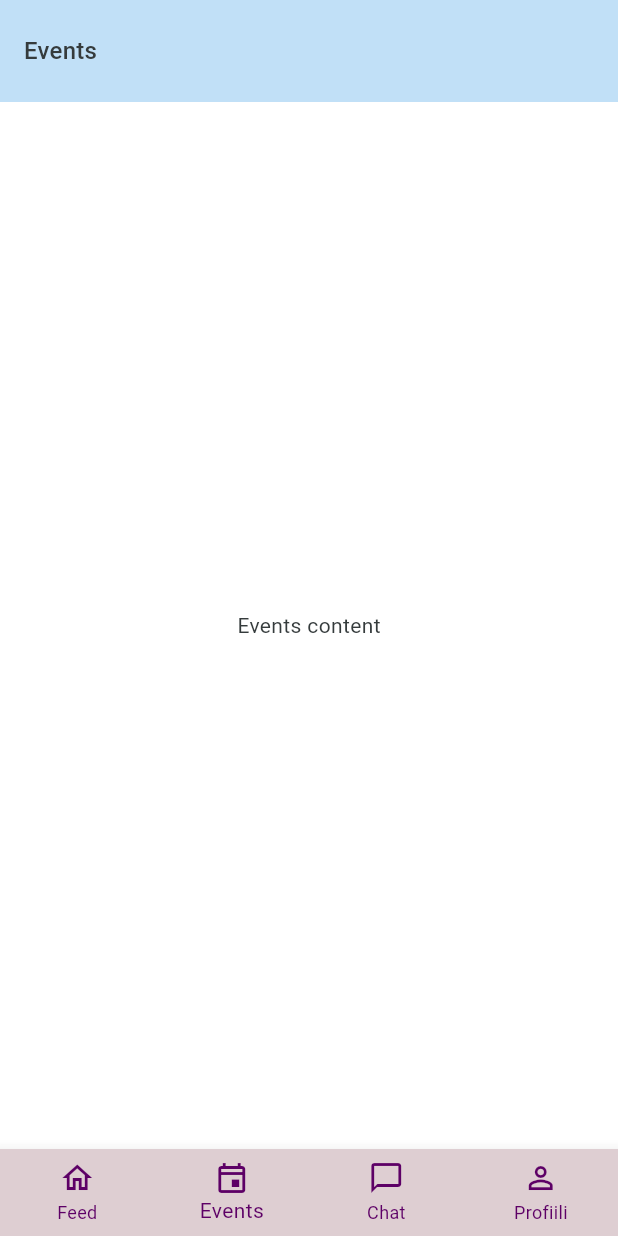
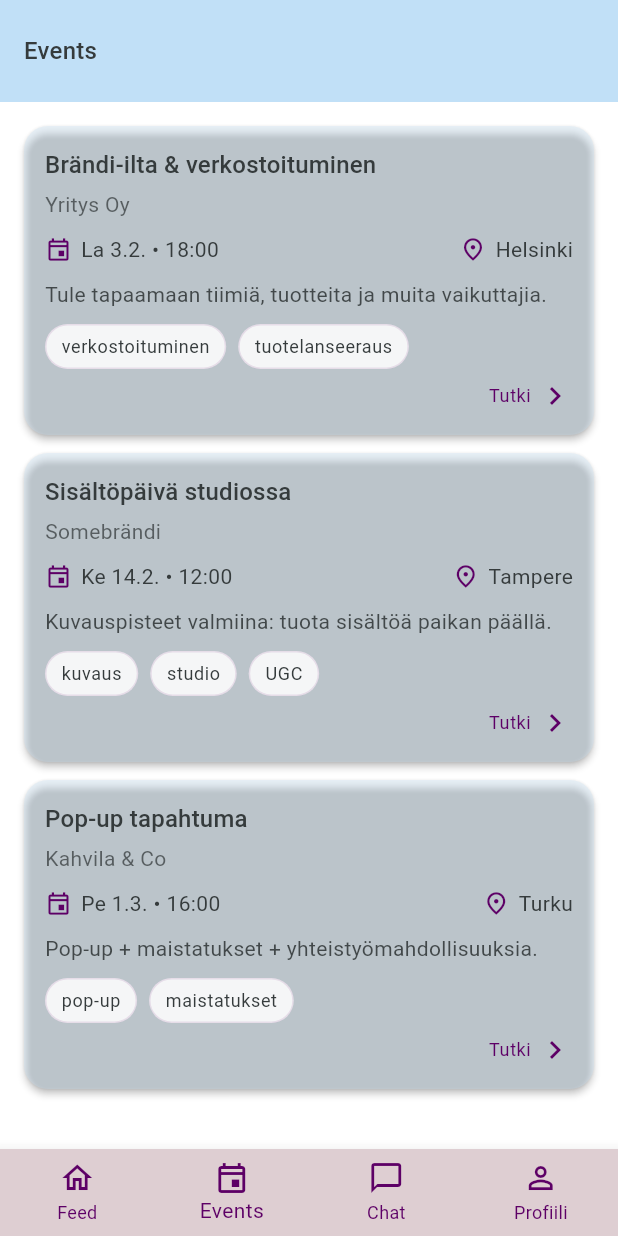
Before and after one commit to Tribetide/Vaikuttaja_App, a Flutter app: the screen it shows after launch, item 2 of the bottom bar chosen, on a phone screen of 412 x 824 dp. Run offline on Flutter 3.47's test engine with Material 3 defaults, Android fonts, the phone set to English and light mode, and no system bars.

Commit message:
chat ja events näkymien testiversiot

```diff
--- /dev/null
+++ b/lib/screens/events_list_screen.dart
@@ -0,0 +1,208 @@
+import 'package:flutter/material.dart';
+import '../theme/app_theme_theme.dart';
+import 'event_detail_screen.dart';
+
+class EventsListScreen extends StatelessWidget {
+  const EventsListScreen({super.key});
+
+  // mvp: kovakoodattu data tähän tiedostoon
+  // todo: korvaa backendistä tulevalla datalla
+  static const _events = <EventItem>[
+    EventItem(
+      id: 'e1',
+      title: 'Brändi-ilta & verkostoituminen',
+      company: 'Yritys Oy',
+      dateLabel: 'La 3.2. • 18:00',
+      location: 'Helsinki',
+      shortDescription: 'Tule tapaamaan tiimiä, tuotteita ja muita vaikuttajia.',
+      tags: ['verkostoituminen', 'tuotelanseeraus'],
+    ),
+    EventItem(
+      id: 'e2',
+      title: 'Sisältöpäivä studiossa',
+      company: 'Somebrändi',
+      dateLabel: 'Ke 14.2. • 12:00',
+      location: 'Tampere',
+      shortDescription: 'Kuvauspisteet valmiina: tuota sisältöä paikan päällä.',
+      tags: ['kuvaus', 'studio', 'UGC'],
+    ),
+    EventItem(
+      id: 'e3',
+      title: 'Pop-up tapahtuma',
+      company: 'Kahvila & Co',
+      dateLabel: 'Pe 1.3. • 16:00',
+      location: 'Turku',
+      shortDescription: 'Pop-up + maistatukset + yhteistyömahdollisuuksia.',
+      tags: ['pop-up', 'maistatukset'],
+    ),
+  ];
+
+  Color _alpha(Color c, double opacity) => c.withAlpha((opacity * 255).round());
+
+  @override
+  Widget build(BuildContext context) {
+    return ListView.separated(
+      padding: EdgeInsets.zero,
+      itemCount: _events.length,
+      separatorBuilder: (_, __) => const SizedBox(height: 12),
+      itemBuilder: (context, i) {
+        final e = _events[i];
+
+        return Material(
+          elevation: 2,
+          borderRadius: BorderRadius.circular(16),
+          color: _alpha(AppColors.secondary, 0.28),
+          child: InkWell(
+            borderRadius: BorderRadius.circular(16),
+            onTap: () {
+              Navigator.push(
+                context,
+                MaterialPageRoute(
+                  builder: (_) => EventDetailScreen(event: e),
+                ),
+              );
+            },
+            child: Padding(
+              padding: const EdgeInsets.all(14),
+              child: Column(
+                crossAxisAlignment: CrossAxisAlignment.start,
+                children: [
+                  // otsikko + yritys
+                  Text(
+                    e.title,
+                    style: Theme.of(context)
+                        .textTheme
+                        .titleMedium
+                        ?.copyWith(color: AppColors.textPrimary),
+                  ),
+                  const SizedBox(height: 4),
+                  Text(
+                    e.company,
+                    style: Theme.of(context).textTheme.bodyMedium?.copyWith(
+                          color: _alpha(AppColors.textPrimary, 0.75),
+                        ),
+                  ),
+                  const SizedBox(height: 10),
+
+                  // aika + paikka
+                  Row(
+                    children: [
+                      Icon(Icons.event_outlined, size: 18, color: AppColors.primary),
+                      const SizedBox(width: 6),
+                      Expanded(
+                        child: Text(
+                          e.dateLabel,
+                          style: Theme.of(context)
+                              .textTheme
+                              .bodyMedium
+                              ?.copyWith(color: AppColors.textPrimary),
+                          overflow: TextOverflow.ellipsis,
+                        ),
+                      ),
+                      const SizedBox(width: 10),
+                      Icon(Icons.place_outlined, size: 18, color: AppColors.primary),
+                      const SizedBox(width: 6),
+                      Text(
+                        e.location,
+                        style: Theme.of(context)
+                            .textTheme
+                            .bodyMedium
+                            ?.copyWith(color: AppColors.textPrimary),
+                      ),
+                    ],
+                  ),
+
+                  const SizedBox(height: 10),
+
+                  // lyhyt kuvaus
+                  Text(
+                    e.shortDescription,
+                    style: Theme.of(context).textTheme.bodyMedium?.copyWith(
+                          color: _alpha(AppColors.textPrimary, 0.90),
+                        ),
+                  ),
+
+                  const SizedBox(height: 10),
+
+                  // tagit
+                  Wrap(
+                    spacing: 8,
+                    runSpacing: 8,
+                    children: e.tags
+                        .map((t) => _TagChip(text: t, alpha: _alpha))
+                        .toList(),
+                  ),
+
+                  const SizedBox(height: 6),
+
+                  // “tutki” -vihje
+                  Row(
+                    mainAxisAlignment: MainAxisAlignment.end,
+                    children: [
+                      Text(
+                        'Tutki',
+                        style: Theme.of(context).textTheme.bodySmall?.copyWith(
+                              color: AppColors.primary,
+                            ),
+                      ),
+                      const SizedBox(width: 4),
+                      Icon(Icons.chevron_right, color: AppColors.primary),
+                    ],
+                  ),
+                ],
+              ),
+            ),
+          ),
+        );
+      },
+    );
+  }
+}
+
+class EventItem {
+  const EventItem({
+    required this.id,
+    required this.title,
+    required this.company,
+    required this.dateLabel,
+    required this.location,
+    required this.shortDescription,
+    required this.tags,
+  });
+
+  final String id;
+  final String title;
+  final String company;
+  final String dateLabel;
+  final String location;
+  final String shortDescription;
+  final List<String> tags;
+
+  // todo: lisää myöhemmin pidempi kuvaus, linkit, ilmoittautuminen, osallistujarajat, jne.
+}
+
+class _TagChip extends StatelessWidget {
+  const _TagChip({required this.text, required this.alpha});
+
+  final String text;
+  final Color Function(Color, double) alpha;
+
+  @override
+  Widget build(BuildContext context) {
+    return Container(
+      padding: const EdgeInsets.symmetric(horizontal: 10, vertical: 6),
+      decoration: BoxDecoration(
+        borderRadius: BorderRadius.circular(999),
+        color: alpha(AppColors.surface, 0.85),
+        border: Border.all(color: alpha(AppColors.primary, 0.10)),
+      ),
+      child: Text(
+        text,
+        style: Theme.of(context)
+            .textTheme
+            .bodySmall
+            ?.copyWith(color: AppColors.textPrimary),
+      ),
+    );
+  }
+}
--- a/lib/screens/shell_screen.dart
+++ b/lib/screens/shell_screen.dart
@@ -4,6 +4,10 @@ import 'base_screen.dart';
 // import 'add_influencer_screen.dart';
 import 'profile_screen.dart';
 import 'home_screen.dart';
+import 'chat_list_screen.dart';
+import 'events_list_screen.dart';
+
+
 
 // NOTE:
 // ShellScreen = sovelluksen “kuori” / runkonäkymä kirjautumisen jälkeen.
@@ -41,12 +45,10 @@ class _ShellScreenState extends State<ShellScreen> {
       (title: 'Feed', child: const HomeScreen()),
 
       // Events-välilehti: placeholder (rakennetaan myöhemmin).
-      // Todo: korvaa oikealla sisällöllä myöhemmin.
-      (title: 'Events', child: const Center(child: Text('Events content'))),
+      (title: 'Events', child: const EventsListScreen()),
 
       // Chat-välilehti: placeholder (rakennetaan myöhemmin).
-      // Todo: tee ChatListScreen / ConversationsScreen ja korvaa tämä.
-      (title: 'Chat', child: const Center(child: Text('Chat content'))),
+      (title: 'Chat', child: const ChatListScreen()),
 
       // Profiili-välilehti: vaikuttajan oma profiili “muiden silmin”.
       // ProfileScreen näyttää korttipohjaisen mediakortin.
```
Also changed, not shown: lib/screens/chat_list_screen.dart (added, +75 -0 lines), lib/screens/chat_thread_screen.dart (added, +166 -0 lines), lib/screens/event_detail_screen.dart (added, +109 -0 lines).
